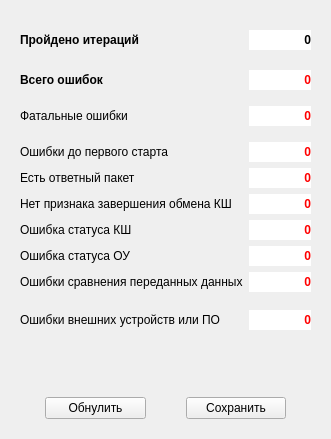
Before: the Qt Designer form default/stats_invalid_test.ui in Veala/host_tgca-for-t_hsc, drawn with Qt 5.
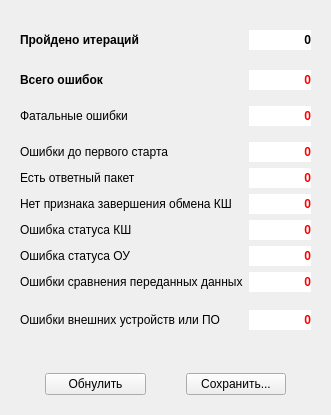
After: the same form once the commit is applied. Icons and pictures are not drawn.

What changed in the file:
```diff
--- a/default/stats_invalid_test.ui
+++ b/default/stats_invalid_test.ui
@@ -7,7 +7,7 @@
     <x>0</x>
     <y>0</y>
     <width>331</width>
-    <height>439</height>
+    <height>415</height>
    </rect>
   </property>
   <property name="windowTitle">
@@ -162,7 +162,7 @@
      <item>
       <widget class="QPushButton" name="save">
        <property name="text">
-        <string>Сохранить</string>
+        <string>Сохранить...</string>
        </property>
       </widget>
      </item>
```
Left out of the diff: 4 changed lines with no effect on the pictures.
